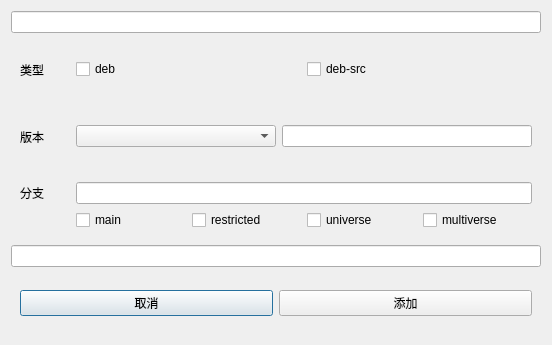
Old version of the form src/addsource.ui in the repository HuaYaDong1/sourceMangager.
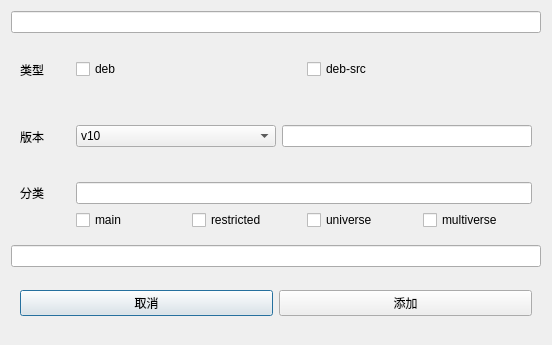
New version of the form.

Diff of the .ui file:
```diff
--- a/src/addsource.ui
+++ b/src/addsource.ui
@@ -86,11 +86,6 @@
           <height>0</height>
          </size>
         </property>
-        <item>
-         <property name="text">
-          <string/>
-         </property>
-        </item>
         <item>
          <property name="text">
           <string>v10</string>
@@ -202,7 +197,7 @@
          </size>
         </property>
         <property name="text">
-         <string>分支</string>
+         <string>分类</string>
         </property>
        </widget>
       </item>
```
Left out of the diff: 5 changed lines with no effect on the pictures.
